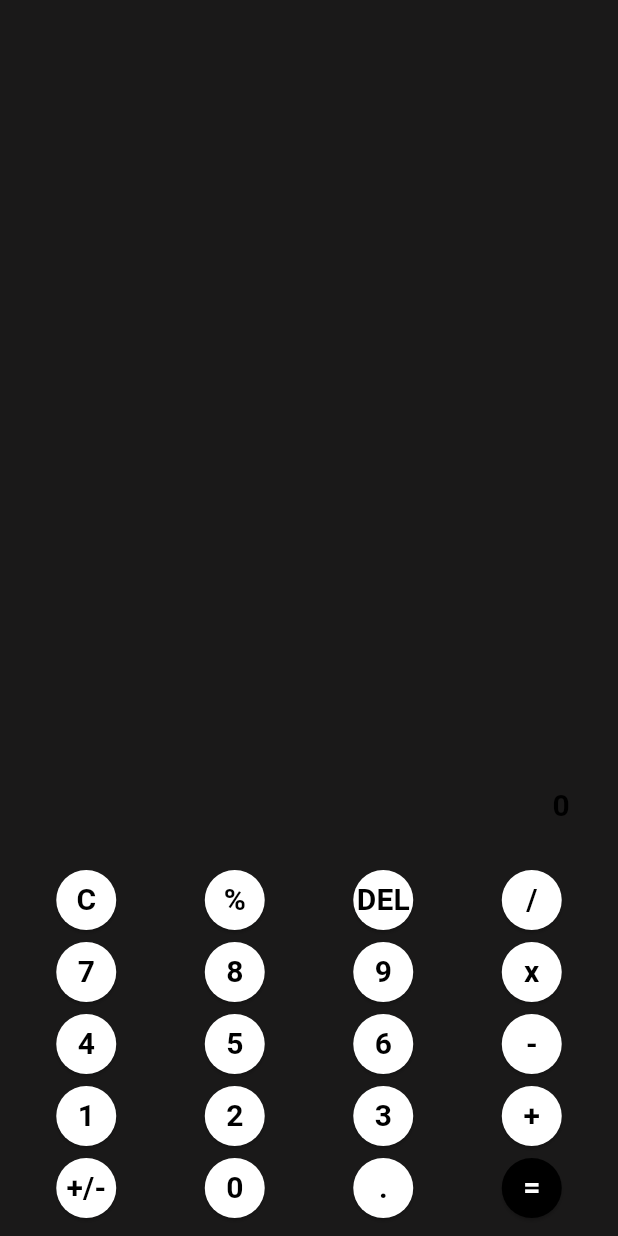
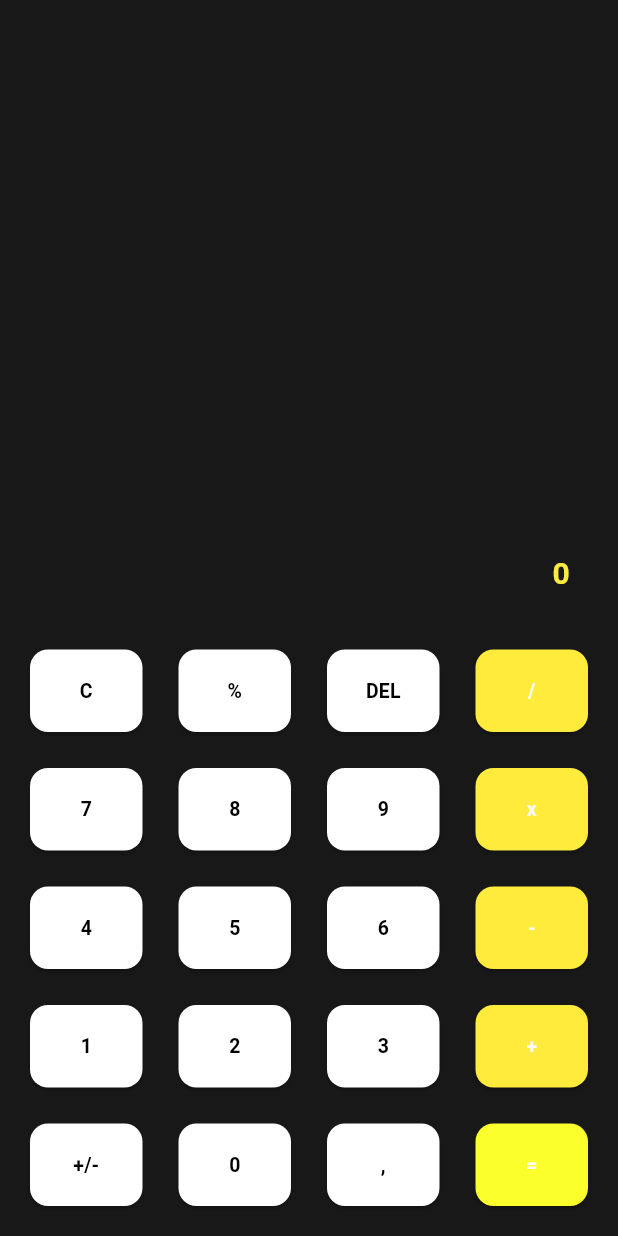
Before and after one commit to midhulajvk/calculator_2, a Flutter app: the screen it shows after launch, on a phone screen of 412 x 824 dp. Run offline on Flutter 3.47's test engine with Material 3 defaults, Android fonts, the phone set to English and light mode, and no system bars; our stand-ins replace lottie, math_expressions.

Commit message:
calculater ui styled

```diff
--- a/lib/calc.dart
+++ b/lib/calc.dart
@@ -12,31 +12,108 @@ class _CalculatorscreenState extends State<Calculatorscreen> {
   String input = "";
   String output = "0";
 
-  Widget button(String text) {
+  Widget button(String text, {bool isRightColumn = false}) {
     return Expanded(
+
+      child: Padding(
+        padding: const EdgeInsets.all(12.0),
+        child: SizedBox(
+
+          width: 15,
+          height: 55,
           child: ElevatedButton(
-        onPressed: () {buttonpressed(text);},
+            onPressed: () {
+              buttonpressed(text);
+            },
             child: Text(
               text,
-          style: TextStyle(
-            fontSize: 20,
+              style: const TextStyle(
+                fontSize: 13,
                 fontWeight: FontWeight.bold,
               ),
             ),
             style: ElevatedButton.styleFrom(
-          backgroundColor: text == "=" ? Colors.black : Colors.white,
-          foregroundColor: text == "=" ? Colors.white: Colors.black,
-          shape: CircleBorder(),
+              backgroundColor: text == "="
+                  ? const Color.fromRGBO(251, 255, 43, 1)
+                  : isRightColumn
+                      ? Colors.yellow
+                      : Colors.white,
+              foregroundColor: text == "="
+                  ? Colors.white
+                  : isRightColumn
+                      ? const Color.fromARGB(255, 251, 250, 250)
+                      : Colors.black,
+              shape: RoundedRectangleBorder(borderRadius: BorderRadius.circular(12))
+            ),
+          ),
         ),
       ),
     );
   }
-  void buttonpressed(String value){setState(() {
-  if(value=="C"){input=" ";output="0";}else if(value=="DEL"){input=input.isEmpty ? input.substring(0,input.length-1):"";
-  }else if (value=="="){try{output=evaluateexpression(input);}catch(e){output="error";}}else{input+=value;}
-  });}
 
-  String evaluateexpression(String expression){try{return _calculate(expression).toString();}catch(e){return "error";}}
+  void buttonpressed(String value) {
+    setState(() {
+      if (value == "C") {
+        input = "";
+        output = "0";
+      } else if (value == "DEL") {
+        if (input.isNotEmpty) {
+          input = input.substring(0, input.length - 1);
+        }
+      } else if (value == "=") {
+        try {
+          output = evaluateexpression(input);
+        } catch (e) {
+          output = "error";
+        }
+      } else if (value == ",") {
+        input += ".";
+      } else if (value == "%") {
+        if (input.isNotEmpty) {
+          int i = input.length - 1;
+          while (i >= 0 && RegExp(r'[0-9.]').hasMatch(input[i])) {
+            i--;
+          }
+          String number = input.substring(i + 1);
+          String before = input.substring(0, i + 1);
+
+          try {
+            double percent = double.parse(number) / 100;
+            input = before + percent.toString();
+          } catch (e) {
+            output = "error";
+          }
+        }
+      } else if (value == "+/-") {
+        if (input.isNotEmpty) {
+          int i = input.length - 1;
+          while (i >= 0 && RegExp(r'[0-9.]').hasMatch(input[i])) {
+            i--;
+          }
+          String number = input.substring(i + 1);
+          String before = input.substring(0, i + 1);
+
+          if (number.startsWith("-")) {
+            number = number.substring(1);
+          } else {
+            number = "-$number";
+          }
+          input = before + number;
+        }
+      } else {
+        input += value;
+      }
+    });
+  }
+
+  String evaluateexpression(String expression) {
+    try {
+      return _calculate(expression).toString();
+    } catch (e) {
+      return "error";
+    }
+  }
+
   double _calculate(String expression) {
     expression = expression.replaceAll("x", "*").replaceAll("÷", "/");
     Parser p = Parser();
@@ -48,28 +125,31 @@ class _CalculatorscreenState extends State<Calculatorscreen> {
   @override
   Widget build(BuildContext context) {
     return Scaffold(
-      backgroundColor: const Color.fromARGB(255, 26, 25, 25),
+      backgroundColor: const Color.fromARGB(255, 24, 24, 24),
       body: Padding(
         padding: const EdgeInsets.all(8.0),
         child: Column(
           children: [
             Expanded(
-              child: Container(padding: EdgeInsets.all(24),
+              child: Container(
+                padding: const EdgeInsets.all(24),
                 alignment: Alignment.bottomRight,
-                child: Column(mainAxisAlignment:MainAxisAlignment.end ,crossAxisAlignment: CrossAxisAlignment.end,
+                child: Column(
+                  mainAxisAlignment: MainAxisAlignment.end,
+                  crossAxisAlignment: CrossAxisAlignment.end,
                   children: [
                     Text(
                       input,
-                      style: TextStyle(
-                        color: const Color.fromARGB(255, 255, 255, 255),
+                      style: const TextStyle(
+                        color: Colors.white,
                         fontSize: 20,
                         fontWeight: FontWeight.bold,
                       ),
                     ),
                     Text(
                       output,
-                      style: TextStyle(
-                        color: Colors.black,
+                      style: const TextStyle(
+                        color: Colors.yellow,
                         fontSize: 20,
                         fontWeight: FontWeight.bold,
                       ),
@@ -85,23 +165,41 @@ class _CalculatorscreenState extends State<Calculatorscreen> {
                     button("C"),
                     button("%"),
                     button("DEL"),
-                    button("/"),
+                    button("/", isRightColumn: true),
                   ],
                 ),
                 Row(
-                  children: [button("7"), button("8"), button("9"), button("x")],
+                  children: [
+                    button("7"),
+                    button("8"),
+                    button("9"),
+                    button("x", isRightColumn: true),
+                  ],
                 ),
-                Row(children: [button("4"),
+                Row(
+                  children: [
+                    button("4"),
                     button("5"),
                     button("6"),
-                    button("-"),],),
+                    button("-", isRightColumn: true),
+                  ],
+                ),
                 Row(
-                  children: [button("1"), button("2"), button("3"), button("+")],
+                  children: [
+                    button("1"),
+                    button("2"),
+                    button("3"),
+                    button("+", isRightColumn: true),
+                  ],
                 ),
-                Row(children: [button("+/-"),
+                Row(
+                  children: [
+                    button("+/-"),
                     button("0"),
-                    button("."),
-                    button("="),],),
+                    button(",",),
+                    button("=", isRightColumn: true),
+                  ],
+                ),
               ],
             ),
           ],
```
Also changed, not shown: web_entrypoint.dart (added). Lines whose indentation alone changed are shown as unchanged.
